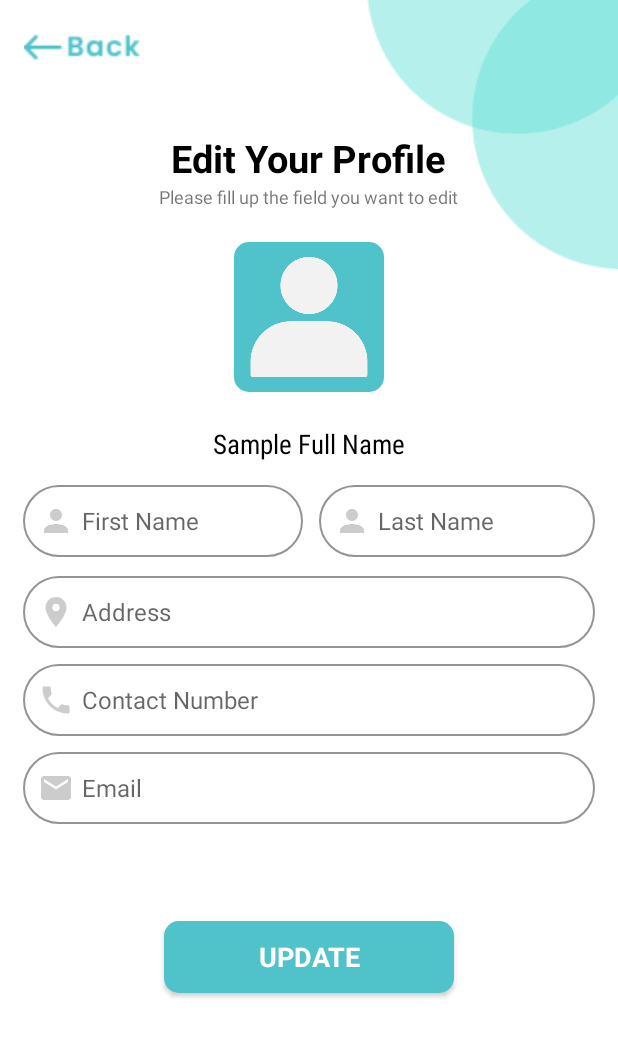
After one commit to Shhbainu/Dental-Q-Mgmt-System, an Android app: the layout activity_edit_profile.xml on its own in the app's theme, with its tools: preview values and no code run, on a phone screen of 412 x 824 dp. The commit adds this screen. Shown: the top 1037 px of the screen. Run offline under Robolectric (Android 15) with nearby library versions, the phone set to English and light mode, and no system bars.

Commit message:
edit profile

```diff
--- a/app/src/main/AndroidManifest.xml
+++ b/app/src/main/AndroidManifest.xml
@@ -17,6 +17,9 @@
         android:theme="@style/Theme.DentalQMgmtSys"
         tools:targetApi="31">
         <activity
+            android:name=".EditProfileActivity"
+            android:exported="false" />
+        <activity
             android:name=".QuizRuleViewPagerActivity"
             android:exported="false" />
         <activity
@@ -33,7 +36,7 @@
             android:exported="false" />
         <activity
             android:name=".QuizGameActivity"
-            android:exported="false"/>
+            android:exported="false" />
         <activity
             android:name=".AddAppointmentActivity"
             android:exported="false" />
--- a/app/src/main/java/com/example/dentalqmgmtsys/RegisterActivity.java
+++ b/app/src/main/java/com/example/dentalqmgmtsys/RegisterActivity.java
@@ -164,7 +164,7 @@ public class RegisterActivity extends AppCompatActivity {
         hashMap.put("phone", phone);
         hashMap.put("userType", "user");
         hashMap.put("timestamp", timestamp);
-        //hashMap.put("profilePic", ""); //add empty, in case needed
+        hashMap.put("profileImage", ""); //add empty, in case needed
 
         //set data to db
         DatabaseReference ref = FirebaseDatabase.getInstance("https://dental-qmgmt-system-default-rtdb.asia-southeast1.firebasedatabase.app/").getReference("Users");
--- /dev/null
+++ b/app/src/main/res/layout/activity_edit_profile.xml
@@ -0,0 +1,215 @@
+<?xml version="1.0" encoding="utf-8"?>
+<androidx.constraintlayout.widget.ConstraintLayout xmlns:android="http://schemas.android.com/apk/res/android"
+    xmlns:app="http://schemas.android.com/apk/res-auto"
+    xmlns:tools="http://schemas.android.com/tools"
+    android:layout_width="match_parent"
+    android:layout_height="match_parent"
+    tools:context=".EditProfileActivity">
+
+    <ImageView
+        android:id="@+id/backBtn"
+        android:layout_width="77dp"
+        android:layout_height="30dp"
+        android:layout_marginStart="16dp"
+        android:layout_marginTop="16dp"
+        app:layout_constraintStart_toStartOf="parent"
+        app:layout_constraintTop_toTopOf="parent"
+        app:srcCompat="@drawable/ico_back" />
+
+    <ImageView
+        android:id="@+id/imageView3"
+        android:layout_width="wrap_content"
+        android:layout_height="wrap_content"
+        app:layout_constraintEnd_toEndOf="parent"
+        app:layout_constraintTop_toTopOf="parent"
+        app:srcCompat="@drawable/ico_shape" />
+
+    <TextView
+        android:id="@+id/textView3"
+        android:layout_width="wrap_content"
+        android:layout_height="wrap_content"
+        android:layout_marginBottom="16dp"
+        android:text="Edit Your Profile"
+        android:textColor="@android:color/black"
+        android:textSize="25sp"
+        android:textStyle="bold"
+        app:layout_constraintBottom_toBottomOf="@+id/imageView3"
+        app:layout_constraintEnd_toEndOf="parent"
+        app:layout_constraintHorizontal_bias="0.498"
+        app:layout_constraintStart_toStartOf="parent"
+        app:layout_constraintTop_toTopOf="parent"
+        app:layout_constraintVertical_bias="0.686" />
+
+    <TextView
+        android:id="@+id/textView4"
+        android:layout_width="wrap_content"
+        android:layout_height="wrap_content"
+        android:layout_marginBottom="7dp"
+        android:text="Please fill up the field you want to edit"
+        android:textSize="12sp"
+        app:layout_constraintBottom_toTopOf="@+id/linearLayout"
+        app:layout_constraintEnd_toEndOf="parent"
+        app:layout_constraintHorizontal_bias="0.498"
+        app:layout_constraintStart_toStartOf="parent"
+        app:layout_constraintTop_toBottomOf="@+id/textView3" />
+
+    <LinearLayout
+        android:id="@+id/linearLayout"
+        android:layout_width="wrap_content"
+        android:layout_height="wrap_content"
+        android:orientation="vertical"
+        android:padding="10dp"
+        app:layout_constraintEnd_toEndOf="parent"
+        app:layout_constraintHorizontal_bias="0.0"
+        app:layout_constraintStart_toStartOf="parent"
+        app:layout_constraintTop_toBottomOf="@+id/textView4">
+
+    <LinearLayout
+        android:layout_width="match_parent"
+        android:layout_height="wrap_content"
+        android:orientation="vertical"
+        android:padding="10dp"
+        app:layout_constraintEnd_toEndOf="parent"
+        app:layout_constraintHorizontal_bias="0.0"
+        app:layout_constraintStart_toStartOf="parent"
+        app:layout_constraintTop_toBottomOf="@+id/textView4">
+
+        <com.google.android.material.imageview.ShapeableImageView
+            android:id="@+id/profileTV"
+            android:layout_width="100dp"
+            android:layout_height="match_parent"
+            android:src="@drawable/ico_no_pic"
+            android:layout_margin="2dp"
+            android:scaleType="centerCrop"
+            android:adjustViewBounds="true"
+            android:layout_gravity="center"
+            android:background="@drawable/profilecard_background"/>
+
+    </LinearLayout>
+
+        <LinearLayout
+            android:layout_width="match_parent"
+            android:layout_height="wrap_content"
+            android:orientation="vertical"
+            android:padding="10dp"
+            app:layout_constraintEnd_toEndOf="parent"
+            app:layout_constraintHorizontal_bias="0.0"
+            app:layout_constraintStart_toStartOf="parent"
+            app:layout_constraintTop_toBottomOf="@+id/textView4">
+
+            <!--Display Name-->
+            <TextView
+                android:id="@+id/fullnameET"
+                android:layout_width="wrap_content"
+                android:layout_height="wrap_content"
+                android:text="Sample Full Name"
+                android:textSize="18sp"
+                android:layout_gravity="center"
+                android:fontFamily="sans-serif-condensed"
+                android:textColor="@color/black"/>
+
+        </LinearLayout>
+
+
+        <LinearLayout
+            android:layout_width="wrap_content"
+            android:layout_height="match_parent"
+            android:layout_marginBottom="2dp"
+            android:orientation="horizontal">
+
+            <EditText
+                android:id="@+id/fNameET"
+                android:layout_width="wrap_content"
+                android:layout_height="48dp"
+                android:layout_margin="5dp"
+                android:background="@drawable/textfield_background"
+                android:ems="10"
+                android:hint="First Name"
+                android:inputType="textPersonName"
+                android:padding="10dp"
+                android:textColor="#7E7E7E"
+                android:textSize="16sp"
+                android:drawableStart="@drawable/ic_person_gray"
+                android:drawablePadding="5dp"/>
+
+            <EditText
+                android:id="@+id/lNameET"
+                android:layout_width="wrap_content"
+                android:layout_height="48dp"
+                android:layout_margin="5dp"
+                android:background="@drawable/textfield_background"
+                android:ems="10"
+                android:hint="Last Name"
+                android:inputType="textPersonName"
+                android:padding="10dp"
+                android:textColor="#7E7E7E"
+                android:textSize="16sp"
+                android:drawableStart="@drawable/ic_person_gray"
+                android:drawablePadding="5dp"/>
+
+        </LinearLayout>
+
+        <EditText
+            android:id="@+id/addressET"
+            android:layout_width="match_parent"
+            android:layout_height="48dp"
+            android:layout_margin="5dp"
+            android:background="@drawable/textfield_background"
+            android:ems="10"
+            android:hint="Address"
+            android:inputType="textPersonName"
+            android:padding="10dp"
+            android:textColor="#7E7E7E"
+            android:textSize="16sp"
+            android:drawableStart="@drawable/ic_address_gray"
+            android:drawablePadding="5dp"/>
+
+        <EditText
+            android:id="@+id/phoneET"
+            android:layout_width="match_parent"
+            android:layout_height="48dp"
+            android:layout_margin="5dp"
+            android:background="@drawable/textfield_background"
+            android:ems="10"
+            android:hint="Contact Number"
+            android:inputType="phone"
+            android:padding="10dp"
+            android:textColor="#7E7E7E"
+            android:textSize="16sp"
+            android:drawableStart="@drawable/ic_phone_gray"
+            android:drawablePadding="5dp"/>
+
+        <EditText
+            android:id="@+id/emailET"
+            android:layout_width="match_parent"
+            android:layout_height="48dp"
+            android:layout_margin="5dp"
+            android:background="@drawable/textfield_background"
+            android:ems="10"
+            android:hint="Email"
+            android:inputType="textPersonName"
+            android:padding="10dp"
+            android:textColor="#7E7E7E"
+            android:textSize="16sp"
+            android:drawableStart="@drawable/ic_email_gray"
+            android:drawablePadding="5dp"/>
+
+    </LinearLayout>
+
+    <androidx.appcompat.widget.AppCompatButton
+        android:id="@+id/updateBtn"
+        style="@android:style/Widget.Button"
+        android:layout_width="193dp"
+        android:layout_height="48dp"
+        android:background="@drawable/button_background"
+        android:text="UPDATE"
+        android:textColor="#ffffff"
+        android:textSize="18sp"
+        android:textStyle="bold"
+        app:layout_constraintBottom_toBottomOf="parent"
+        app:layout_constraintEnd_toEndOf="parent"
+        app:layout_constraintStart_toStartOf="parent"
+        app:layout_constraintTop_toBottomOf="@+id/linearLayout"
+        app:layout_constraintVertical_bias="0.234" />
+
+</androidx.constraintlayout.widget.ConstraintLayout>
```
Also changed, not shown: app/build.gradle (+7 -0 lines), app/src/main/java/com/example/dentalqmgmtsys/EditProfileActivity.java (added, +343 -0 lines), app/src/main/java/com/example/dentalqmgmtsys/Fragments/ProfileFragment.java (+15 -6 lines), app/src/main/res/layout/fragment_profile.xml (+20 -4 lines), app/src/main/res/drawable/ico_edit.png (added), app/src/main/res/drawable/ico_no_pic.png (added).
